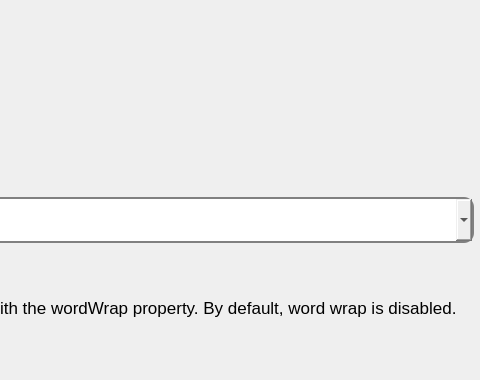
Above: lfb_regeneration_wildlife_impact/gui/form/dropdown.ui from b-lack/qgis-fim-plugin before the change; both pictures show x 519 to 999 and y 0 to 380 of the 999 by 602 pixel window. Below: the same form after it.
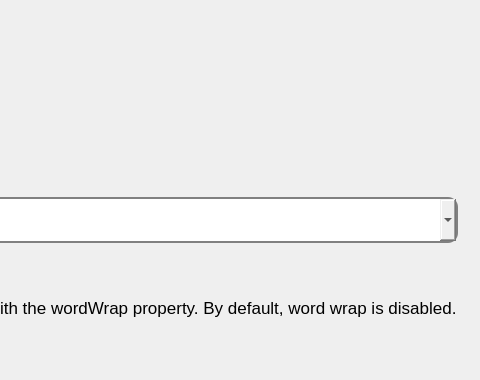
That is the form after the change.

```diff
--- a/lfb_regeneration_wildlife_impact/gui/form/dropdown.ui
+++ b/lfb_regeneration_wildlife_impact/gui/form/dropdown.ui
@@ -209,6 +209,18 @@
      </property>
     </widget>
    </item>
+   <item row="3" column="2">
+    <widget class="QLabel" name="lfbUnit">
+     <property name="font">
+      <font>
+       <pointsize>20</pointsize>
+      </font>
+     </property>
+     <property name="text">
+      <string/>
+     </property>
+    </widget>
+   </item>
   </layout>
  </widget>
  <resources/>
```
